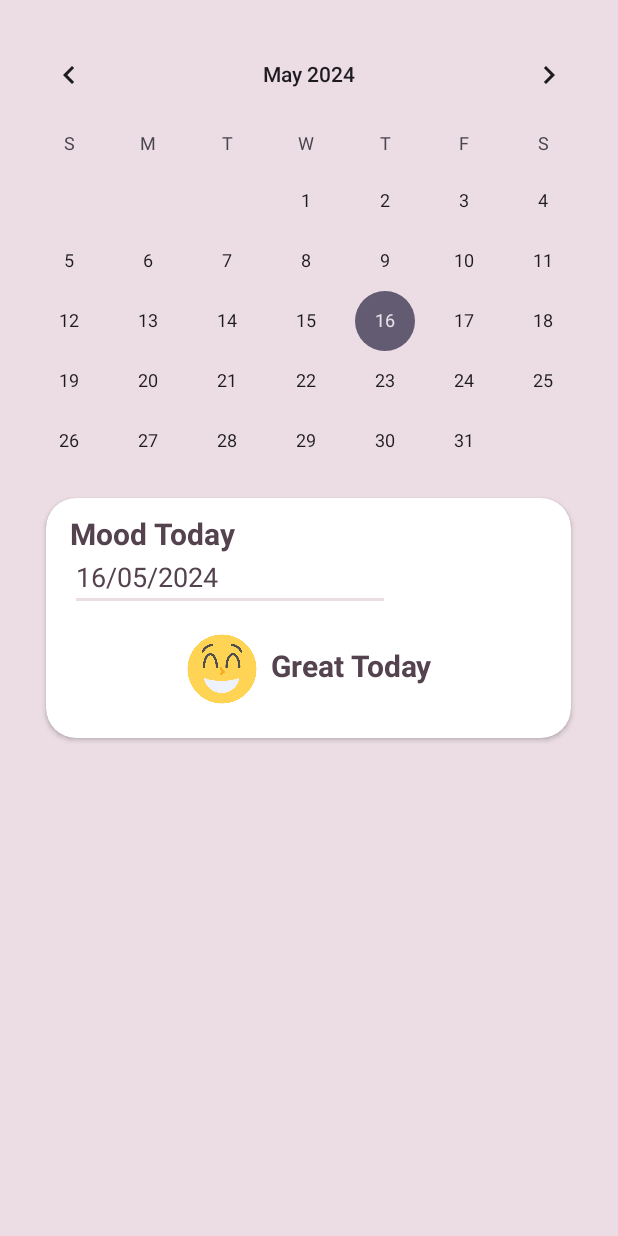
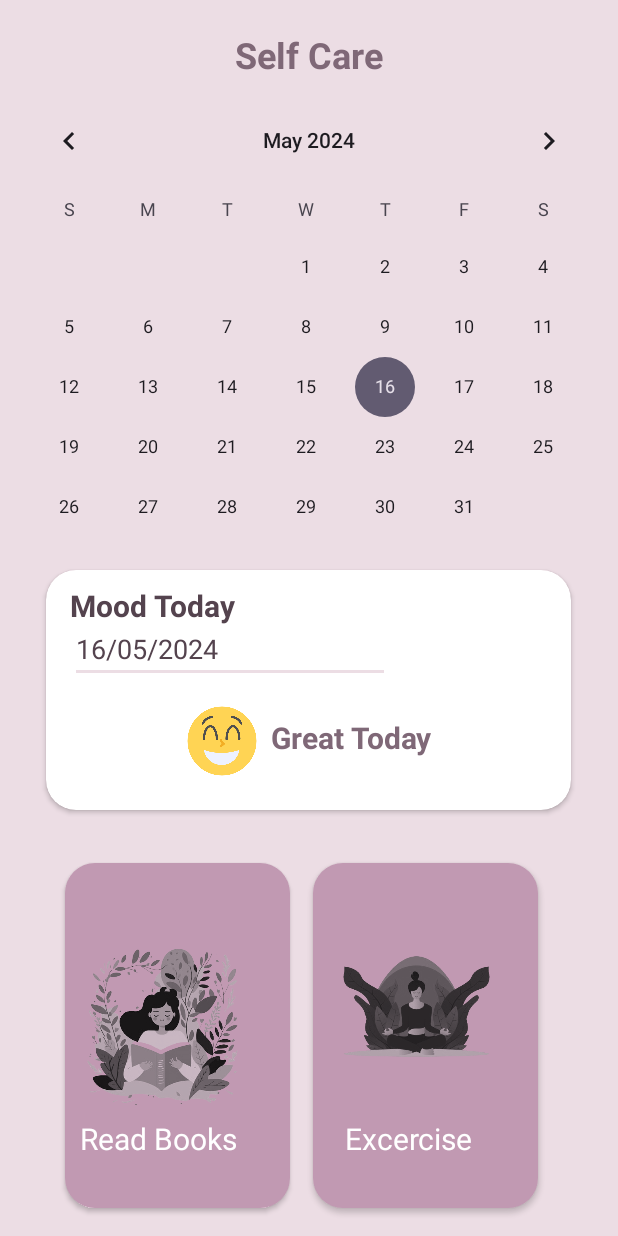
Before and after one commit to DmAsnaff/MentCare_individualProject_Asnaff, an Android app: the selfCare screen opened directly, with no data from a screen before it, on a phone screen of 412 x 824 dp. Run offline under Robolectric (Android 15) with nearby library versions, the phone set to English and light mode, and no system bars.

Commit message:
First Commit

```diff
--- a/app/src/main/java/com/example/mentcare_individualproject_asnaff/MainActivity.java
+++ b/app/src/main/java/com/example/mentcare_individualproject_asnaff/MainActivity.java
@@ -9,7 +9,7 @@ import android.os.Handler;
 
 public class MainActivity extends AppCompatActivity {
 
-    private static final long  SPLASH_TIMER = 100;
+    private static final long  SPLASH_TIMER = 2000;
     @Override
     protected void onCreate(Bundle savedInstanceState) {
         super.onCreate(savedInstanceState);
--- a/app/src/main/java/com/example/mentcare_individualproject_asnaff/selfCare.java
+++ b/app/src/main/java/com/example/mentcare_individualproject_asnaff/selfCare.java
@@ -2,6 +2,7 @@ package com.example.mentcare_individualproject_asnaff;
 
 import androidx.appcompat.app.AppCompatActivity;
 
+import android.graphics.Color;
 import android.os.Bundle;
 import android.widget.EditText;
 import java.text.SimpleDateFormat;
@@ -14,7 +15,7 @@ public class selfCare extends AppCompatActivity {
         super.onCreate(savedInstanceState);
         setContentView(R.layout.activity_self_care);
 
-
+        getWindow().setStatusBarColor(Color.parseColor("#54434E"));
 
         EditText editTextDate = findViewById(R.id.editTextDate);
 
--- /dev/null
+++ b/app/src/main/res/drawable/custombutton1.xml
@@ -0,0 +1,10 @@
+<?xml version="1.0" encoding="utf-8"?>
+<selector xmlns:android="http://schemas.android.com/apk/res/android">
+    <item>
+        <shape xmlns:android="http://schemas.android.com/apk/res/android"
+            android:shape="rectangle">
+            <corners android:radius="20dp" />
+            <solid android:color="@color/Button2" />
+        </shape>
+    </item>
+</selector>
--- a/app/src/main/res/layout/activity_self_care.xml
+++ b/app/src/main/res/layout/activity_self_care.xml
@@ -6,21 +6,38 @@
     android:background="@color/bg">
 
     <!-- Calendar View -->
+
+    <TextView
+        android:id="@+id/textView8"
+        android:layout_width="wrap_content"
+        android:layout_height="wrap_content"
+
+        android:layout_centerHorizontal="true"
+        android:layout_marginTop="20dp"
+
+        android:text="Self Care"
+        android:textColor="@color/text2"
+        android:textSize="24sp"
+        android:textStyle="bold"
+        app:layout_constraintStart_toStartOf="parent"
+        app:layout_constraintTop_toTopOf="parent" />
+
     <CalendarView
         android:id="@+id/calendarView"
         android:layout_width="match_parent"
         android:layout_height="wrap_content"
-        android:layout_marginTop="16dp" />
+        android:layout_marginTop="60dp" />
 
     <androidx.cardview.widget.CardView
+        android:id="@+id/cardView3"
         android:layout_width="350dp"
         android:layout_height="160dp"
-        android:layout_centerInParent="true"
 
 
-        android:layout_marginTop="360dp"
+        android:layout_centerHorizontal="true"
+        android:layout_marginTop="380dp"
         android:background="?android:attr/selectableItemBackground"
-        app:cardCornerRadius="20dp" >
+        app:cardCornerRadius="20dp">
 
         <TextView
             android:id="@+id/textView6"
@@ -37,19 +54,19 @@
             android:id="@+id/editTextDate"
             android:layout_width="wrap_content"
             android:layout_height="wrap_content"
+            android:layout_marginStart="16dp"
+            android:layout_marginTop="30dp"
+            android:backgroundTint="@color/bg"
             android:ems="10"
-            android:textColor="@color/text"
-            android:layout_marginTop="30dp"
-            android:layout_marginStart="16dp"
-            android:backgroundTint="@color/bg"
-            android:inputType="date" />
+            android:inputType="date"
+            android:textColor="@color/text" />
 
         <ImageView
             android:id="@+id/imageView2"
             android:layout_width="48dp"
             android:layout_height="48dp"
+            android:layout_marginStart="93dp"
             android:layout_marginTop="90dp"
-            android:layout_marginStart="93dp"
             android:backgroundTint="@color/white"
             app:srcCompat="@drawable/greatbutton" />
 
@@ -60,9 +77,85 @@
             android:layout_marginStart="150dp"
             android:layout_marginTop="98dp"
             android:text="Great Today"
-            android:textColor="@color/text"
+            android:textColor="@color/text2"
             android:textSize="20sp"
             android:textStyle="bold" />
+
     </androidx.cardview.widget.CardView>
 
+    <LinearLayout
+        android:layout_width="match_parent"
+        android:layout_height="match_parent"
+        android:gravity="center_horizontal"
+        android:layout_marginTop="15dp"
+        android:orientation="horizontal">
+
+        <androidx.appcompat.widget.AppCompatButton
+            android:id="@+id/button2"
+            android:layout_width="150dp"
+            android:layout_height="230dp"
+            android:layout_marginTop="560dp"
+            android:layout_marginEnd="10dp"
+            android:layout_marginBottom="10dp"
+            android:textColor="@color/white"
+            android:background="@drawable/custombutton1"
+            android:text="" />
+
+        <androidx.appcompat.widget.AppCompatButton
+            android:id="@+id/button3"
+            android:layout_width="150dp"
+            android:layout_height="230dp"
+            android:layout_marginStart="5dp"
+            android:background="@drawable/custombutton1"
+            android:layout_marginTop="560dp"
+            android:layout_marginEnd="10dp"
+            android:textColor="@color/white"
+            android:layout_marginBottom="10dp"
+            android:text="" />
+
+    </LinearLayout>
+
+    <TextView
+        android:id="@+id/textView9"
+        android:layout_width="wrap_content"
+        android:layout_height="wrap_content"
+        android:text="Read Books"
+        android:textColor="@color/white"
+        android:textSize="20sp"
+        android:layout_marginStart="53dp"
+        android:layout_marginTop="745dp"
+
+        app:layout_constraintStart_toStartOf="parent"
+        app:layout_constraintTop_toTopOf="parent" />
+
+    <ImageView
+        android:id="@+id/imageView5"
+        android:layout_width="132dp"
+        android:layout_height="wrap_content"
+        android:layout_marginStart="41dp"
+        android:layout_marginTop="545dp"
+        android:layout_weight="1"
+        app:srcCompat="@drawable/reading" />
+
+    <ImageView
+        android:id="@+id/imageView6"
+        android:layout_width="155dp"
+        android:layout_height="242dp"
+        android:layout_marginStart="200dp"
+        android:layout_marginTop="550dp"
+        android:layout_weight="1"
+        app:srcCompat="@drawable/breathing" />
+    <TextView
+        android:id="@+id/textView10"
+        android:layout_width="wrap_content"
+        android:layout_height="wrap_content"
+        android:text="Excercise"
+        android:textColor="@color/white"
+        android:textSize="20sp"
+        android:layout_marginStart="230dp"
+        android:layout_marginTop="745dp"
+
+        app:layout_constraintStart_toStartOf="parent"
+        app:layout_constraintTop_toTopOf="parent" />
+
 </RelativeLayout>
```
Also changed, not shown: app/src/main/res/drawable-hdpi/breathing.png (added), app/src/main/res/drawable-hdpi/reading.png (added).
